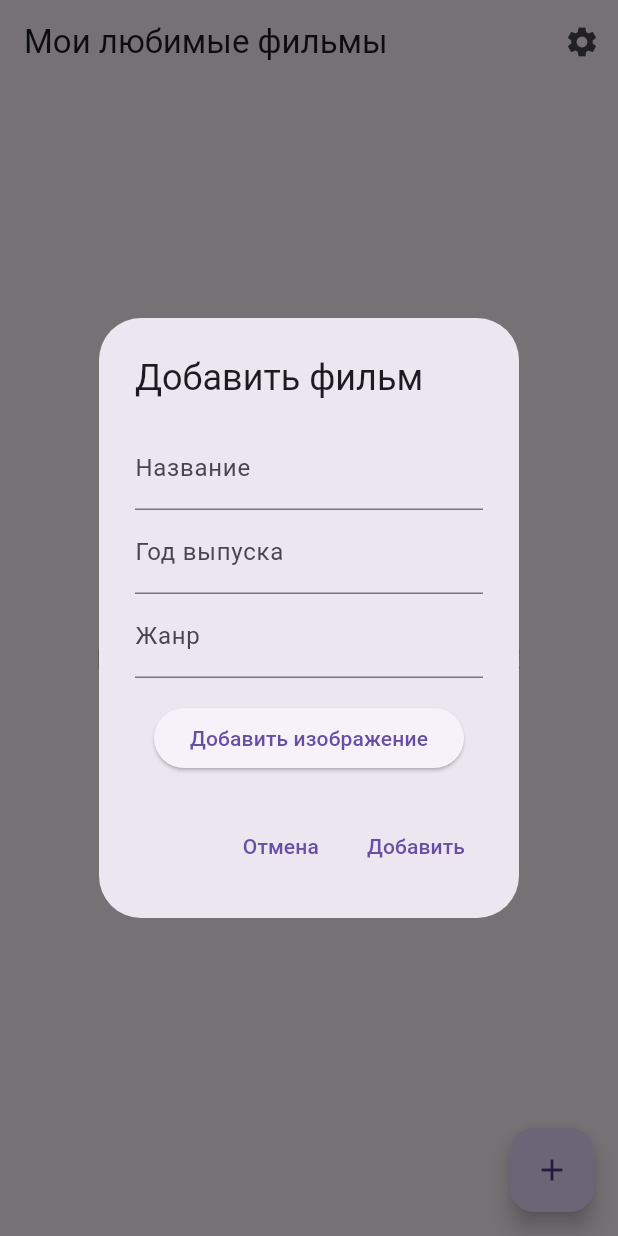
After one commit to TiredOwl656/Pracros_4_Flutter, a Flutter app: the MovieListScreen screen opened directly, after a tap on the "add" icon, on a phone screen of 412 x 824 dp. The commit adds this screen. Run offline on Flutter 3.47's test engine with Material 3 defaults, Android fonts, the phone set to English and light mode, and no system bars; our stand-ins replace hive, hive_flutter, image_picker, shared_preferences; accounts and stored records are empty.

Commit message:
first commit

```diff
--- /dev/null
+++ b/lib/movie.dart
@@ -0,0 +1,29 @@
+import 'package:hive/hive.dart';
+
+part 'movie.g.dart';
+
+@HiveType(typeId: 0)
+class Movie {
+  @HiveField(0)
+  final String id;
+
+  @HiveField(1)
+  String title;
+
+  @HiveField(2)
+  int year;
+
+  @HiveField(3)
+  String genre;
+
+  @HiveField(4)
+  String? imagePath;
+
+  Movie({
+    required this.id,
+    required this.title,
+    required this.year,
+    required this.genre,
+    this.imagePath,
+  });
+}
--- /dev/null
+++ b/lib/movie_list_screen.dart
@@ -0,0 +1,195 @@
+import 'package:flutter/material.dart';
+import 'package:hive/hive.dart';
+import 'package:hive_flutter/hive_flutter.dart';
+import 'package:image_picker/image_picker.dart';
+import 'dart:io';
+import 'movie.dart';
+import 'movie_detail_screen.dart';
+
+class MovieListScreen extends StatefulWidget {
+  @override
+  _MovieListScreenState createState() => _MovieListScreenState();
+}
+
+class _MovieListScreenState extends State<MovieListScreen> {
+  late Box<Movie> _moviesBox;
+
+  @override
+  void initState() {
+    super.initState();
+    _moviesBox = Hive.box<Movie>('movies');
+  }
+
+  Future<void> _addMovie() async {
+    final TextEditingController titleController = TextEditingController();
+    final TextEditingController yearController = TextEditingController();
+    final TextEditingController genreController = TextEditingController();
+    String? imagePath;
+
+    final result = await showDialog(
+      context: context,
+      builder: (context) => AlertDialog(
+        title: Text('Добавить фильм'),
+        content: SingleChildScrollView(
+          child: Column(
+            mainAxisSize: MainAxisSize.min,
+            children: [
+              TextField(
+                controller: titleController,
+                decoration: InputDecoration(labelText: 'Название'),
+              ),
+              TextField(
+                controller: yearController,
+                decoration: InputDecoration(labelText: 'Год выпуска'),
+                keyboardType: TextInputType.number,
+              ),
+              TextField(
+                controller: genreController,
+                decoration: InputDecoration(labelText: 'Жанр'),
+              ),
+              SizedBox(height: 16),
+              ElevatedButton(
+                onPressed: () async {
+                  final picker = ImagePicker();
+                  final pickedFile = await picker.pickImage(source: ImageSource.gallery);
+                  if (pickedFile != null) {
+                    imagePath = pickedFile.path;
+                    Navigator.pop(context, 'image_selected');
+                  }
+                },
+                child: Text('Добавить изображение'),
+              ),
+            ],
+          ),
+        ),
+        actions: [
+          TextButton(
+            onPressed: () => Navigator.pop(context),
+            child: Text('Отмена'),
+          ),
+          TextButton(
+            onPressed: () {
+              if (titleController.text.isNotEmpty &&
+                  yearController.text.isNotEmpty &&
+                  genreController.text.isNotEmpty) {
+                Navigator.pop(context, 'add');
+              }
+            },
+            child: Text('Добавить'),
+          ),
+        ],
+      ),
+    );
+
+    if (result == 'add' || result == 'image_selected') {
+      final newMovie = Movie(
+        id: DateTime.now().toString(),
+        title: titleController.text,
+        year: int.parse(yearController.text),
+        genre: genreController.text,
+        imagePath: imagePath,
+      );
+      await _moviesBox.add(newMovie);
+      setState(() {});
+    }
+  }
+
+  Future<void> _deleteMovie(int index) async {
+    await _moviesBox.deleteAt(index);
+    setState(() {});
+  }
+
+  Future<void> _showDeleteDialog(int index) async {
+    final movie = _moviesBox.getAt(index);
+    return showDialog(
+      context: context,
+      builder: (context) => AlertDialog(
+        title: Text('Удалить фильм?'),
+        content: Text('Вы уверены, что хотите удалить "${movie?.title}"?'),
+        actions: [
+          TextButton(
+            onPressed: () => Navigator.pop(context),
+            child: Text('Отмена'),
+          ),
+          TextButton(
+            onPressed: () {
+              _deleteMovie(index);
+              Navigator.pop(context);
+            },
+            child: Text('Удалить', style: TextStyle(color: Colors.red)),
+          ),
+        ],
+      ),
+    );
+  }
+
+  @override
+  Widget build(BuildContext context) {
+    return Scaffold(
+      appBar: AppBar(
+        title: Text('Мои любимые фильмы'),
+        actions: [
+          IconButton(
+            icon: Icon(Icons.settings),
+            onPressed: () => Navigator.pushNamed(context, '/settings'),
+          ),
+        ],
+      ),
+      body: ValueListenableBuilder<Box<Movie>>(
+        valueListenable: _moviesBox.listenable(),
+        builder: (context, box, _) {
+          if (box.isEmpty) {
+            return Center(
+              child: Text(
+                'Нет фильмов. Добавьте первый!',
+                style: TextStyle(fontSize: 18),
+              ),
+            );
+          }
+          return ListView.builder(
+            itemCount: box.length,
+            itemBuilder: (context, index) {
+              final movie = box.getAt(index)!;
+              return Card(
+                margin: EdgeInsets.symmetric(horizontal: 8, vertical: 4),
+                child: ListTile(
+                  leading: movie.imagePath != null
+                      ? CircleAvatar(
+                          backgroundImage: FileImage(File(movie.imagePath!)),
+                          radius: 25,
+                        )
+                      : CircleAvatar(
+                          child: Icon(Icons.movie),
+                          radius: 25,
+                        ),
+                  title: Text(movie.title),
+                  subtitle: Text('${movie.year} • ${movie.genre}'),
+                  trailing: IconButton(
+                    icon: Icon(Icons.delete, color: Colors.red),
+                    onPressed: () => _showDeleteDialog(index),
+                  ),
+                  onTap: () async {
+                    await Navigator.push(
+                      context,
+                      MaterialPageRoute(
+                        builder: (context) => MovieDetailScreen(
+                          movie: movie,
+                          index: index,
+                        ),
+                      ),
+                    );
+                    setState(() {});
+                  },
+                ),
+              );
+            },
+          );
+        },
+      ),
+      floatingActionButton: FloatingActionButton(
+        onPressed: _addMovie,
+        child: Icon(Icons.add),
+      ),
+    );
+  }
+}
```
Also changed, not shown: lib/main.dart (+49 -217 lines), lib/movie_detail_screen.dart (added, +137 -0 lines), lib/settings_screen.dart (added, +43 -0 lines), pubspec.yaml (+7 -0 lines), lib/movie.g.dart (added), pubspec.lock, 6 other files.
